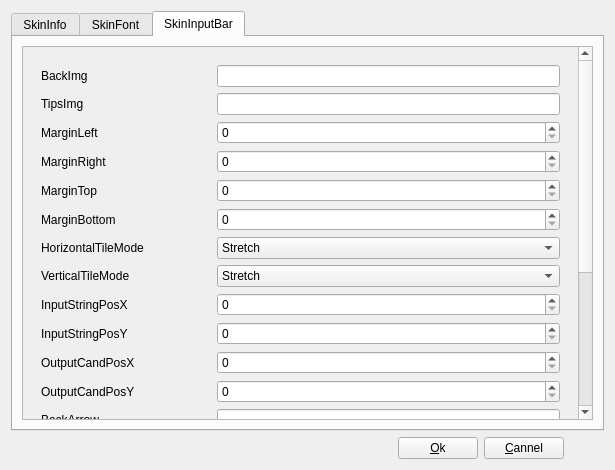
The window that editingskindialog.ui (lenky0401/fcitx-qimpanel-configtool) describes before a commit, drawn with Qt 5.
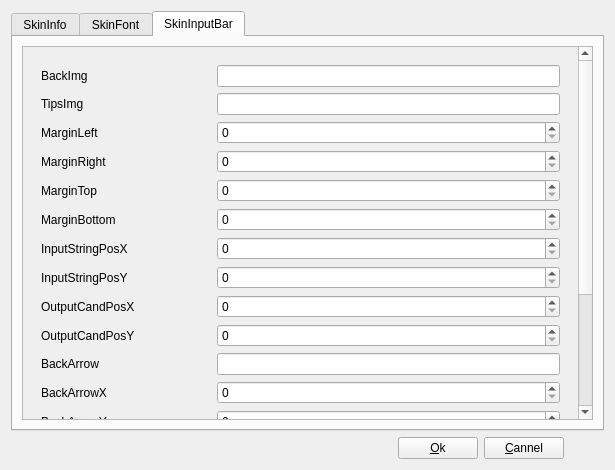
The same window after the commit. The open tabs and pages were chosen to show the change.

Patch:
```diff
--- a/editingskindialog.ui
+++ b/editingskindialog.ui
@@ -309,7 +309,7 @@
             <x>0</x>
             <y>0</y>
             <width>557</width>
-            <height>730</height>
+            <height>660</height>
            </rect>
           </property>
           <layout class="QGridLayout" name="gridLayout_3">
@@ -473,95 +473,6 @@
                </layout>
               </item>
               <item row="6" column="0">
-               <layout class="QHBoxLayout" name="horizontalLayout_7">
-                <item>
-                 <widget class="QLabel" name="label_iHorizontalTileMode">
-                  <property name="minimumSize">
-                   <size>
-                    <width>170</width>
-                    <height>0</height>
-                   </size>
-                  </property>
-                  <property name="maximumSize">
-                   <size>
-                    <width>170</width>
-                    <height>16777215</height>
-                   </size>
-                  </property>
-                  <property name="text">
-                   <string>HorizontalTileMode</string>
-                  </property>
-                 </widget>
-                </item>
-                <item>
-                 <widget class="QComboBox" name="comboBox_iHorizontalTileMode">
-                  <item>
-                   <property name="text">
-                    <string>Stretch</string>
-                   </property>
-                  </item>
-                  <item>
-                   <property name="text">
-                    <string>Repeat</string>
-                   </property>
-                  </item>
-                  <item>
-                   <property name="text">
-                    <string>Round</string>
-                   </property>
-                  </item>
-                 </widget>
-                </item>
-               </layout>
-              </item>
-              <item row="7" column="0">
-               <layout class="QHBoxLayout" name="horizontalLayout_8">
-                <item>
-                 <widget class="QLabel" name="label_iVerticalTileMode">
-                  <property name="minimumSize">
-                   <size>
-                    <width>170</width>
-                    <height>0</height>
-                   </size>
-                  </property>
-                  <property name="maximumSize">
-                   <size>
-                    <width>170</width>
-                    <height>16777215</height>
-                   </size>
-                  </property>
-                  <property name="text">
-                   <string>VerticalTileMode</string>
-                  </property>
-                 </widget>
-                </item>
-                <item>
-                 <widget class="QComboBox" name="comboBox_iVerticalTileMode">
-                  <item>
-                   <property name="text">
-                    <string>Stretch</string>
-                   </property>
-                  </item>
-                  <item>
-                   <property name="text">
-                    <string>Repeat</string>
-                   </property>
-                  </item>
-                  <item>
-                   <property name="text">
-                    <string>Round</string>
-                   </property>
-                  </item>
-                  <item>
-                   <property name="text">
-                    <string/>
-                   </property>
-                  </item>
-                 </widget>
-                </item>
-               </layout>
-              </item>
-              <item row="8" column="0">
                <layout class="QHBoxLayout" name="horizontalLayout_9">
                 <item>
                  <widget class="QLabel" name="label_iInputStringPosX">
@@ -587,7 +498,7 @@
                 </item>
                </layout>
               </item>
-              <item row="9" column="0">
+              <item row="7" column="0">
                <layout class="QHBoxLayout" name="horizontalLayout_10">
                 <item>
                  <widget class="QLabel" name="label_iInputStringPosY">
@@ -613,7 +524,7 @@
                 </item>
                </layout>
               </item>
-              <item row="10" column="0">
+              <item row="8" column="0">
                <layout class="QHBoxLayout" name="horizontalLayout_11">
                 <item>
                  <widget class="QLabel" name="label_iOutputCandPosX">
@@ -639,7 +550,7 @@
                 </item>
                </layout>
               </item>
-              <item row="11" column="0">
+              <item row="9" column="0">
                <layout class="QHBoxLayout" name="horizontalLayout_12">
                 <item>
                  <widget class="QLabel" name="label_iOutputCandPosY">
@@ -665,7 +576,7 @@
                 </item>
                </layout>
               </item>
-              <item row="12" column="0">
+              <item row="10" column="0">
                <layout class="QHBoxLayout" name="horizontalLayout_16">
                 <item>
                  <widget class="QLabel" name="label_iBackArrow">
@@ -691,7 +602,7 @@
                 </item>
                </layout>
               </item>
-              <item row="13" column="0">
+              <item row="11" column="0">
                <layout class="QHBoxLayout" name="horizontalLayout_17">
                 <item>
                  <widget class="QLabel" name="label_iBackArrowX">
@@ -717,7 +628,7 @@
                 </item>
                </layout>
               </item>
-              <item row="14" column="0">
+              <item row="12" column="0">
                <layout class="QHBoxLayout" name="horizontalLayout_18">
                 <item>
                  <widget class="QLabel" name="label_iBackArrowY">
```
Left out of the diff: 14 changed lines with no effect on the pictures.
